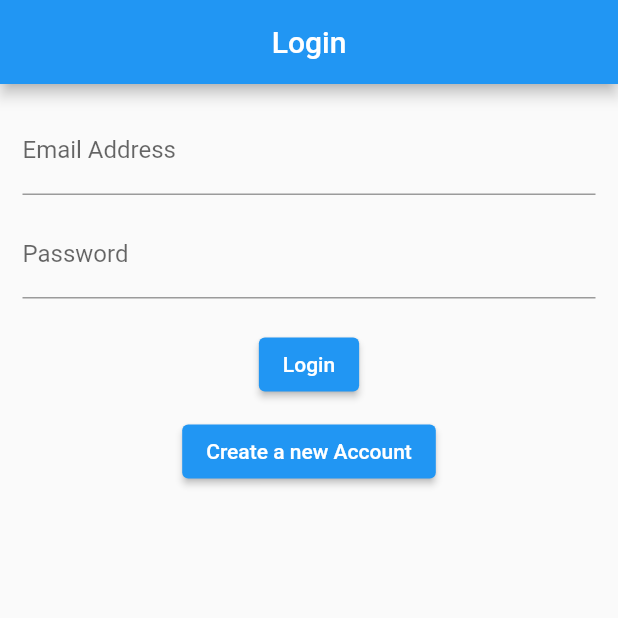
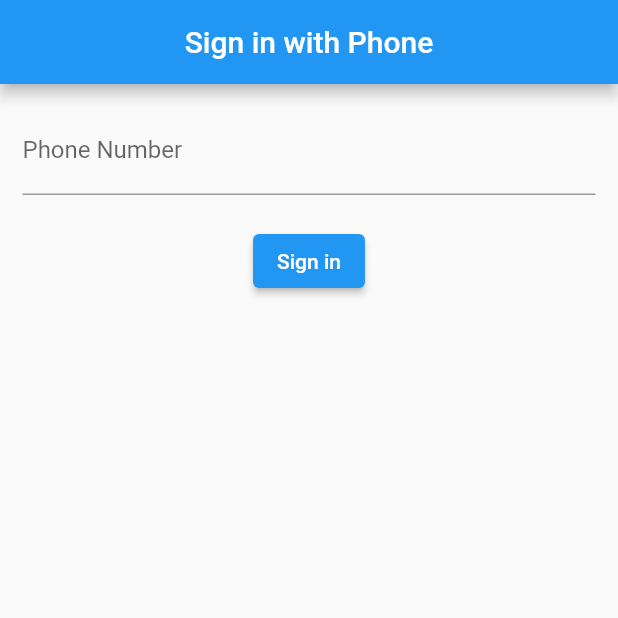
Before and after one commit to KABITATHUYAJU98/flutter_with_firebase, a Flutter app: the screen it shows after launch, on a phone screen of 412 x 824 dp, the top half of it. Run offline on Flutter 3.47's test engine with Material 2 defaults, Android fonts, the phone set to English and light mode, and no system bars; our stand-ins replace firebase_auth, firebase_core; accounts and stored records are empty.

Commit message:
'added_code_for_phone_auth'

```diff
--- a/lib/main.dart
+++ b/lib/main.dart
@@ -1,6 +1,7 @@
 import 'package:firebase_auth/firebase_auth.dart';
 import 'package:firebase_core/firebase_core.dart';
 import 'package:flutter_with_firebase/screens/email_auth/login_screen.dart';
+import 'package:flutter_with_firebase/screens/phone_auth/signin_with_phone.dart';
 import 'firebase_options.dart';
 import 'package:flutter/material.dart';
 import 'package:flutter_with_firebase/screens/home_screen.dart';
@@ -22,7 +23,8 @@ class MyApp extends StatelessWidget {
       debugShowCheckedModeBanner: false,
       home: (FirebaseAuth.instance.currentUser != null)
           ? HomeScreen()
-          : LoginScreen(), //if you are not logged in then login screen --- otherwise in home screen
+          // : LoginScreen(), //if you are not logged in then login screen --- otherwise in home screen
+          : SigninWithPhoneScreen(),
     );
   }
 }
--- /dev/null
+++ b/lib/screens/phone_auth/signin_with_phone.dart
@@ -0,0 +1,66 @@
+import 'dart:math';
+
+import 'package:firebase_auth/firebase_auth.dart';
+import 'package:flutter/cupertino.dart';
+import 'package:flutter/material.dart';
+import 'package:flutter_with_firebase/screens/phone_auth/verify_otp.dart';
+
+class SigninWithPhoneScreen extends StatefulWidget {
+  const SigninWithPhoneScreen({super.key});
+
+  @override
+  State<SigninWithPhoneScreen> createState() => _SigninWithPhoneState();
+}
+
+class _SigninWithPhoneState extends State<SigninWithPhoneScreen> {
+  TextEditingController phoneController = TextEditingController();
+
+  //func to send otp || take phone number and send code - after code send go to verify otp screen
+  void sendOTP() async {
+    String phone = "+977" + phoneController.text.trim();
+    await FirebaseAuth.instance.verifyPhoneNumber(
+        phoneNumber: phone,
+        codeSent: (verificationId, resendToken) {
+          Navigator.push(context,
+              CupertinoPageRoute(builder: (context) => VerifyOtpScreen(verificationId: verificationId,)));
+        },
+        verificationCompleted: (credential) {},
+        verificationFailed: (ex) {
+          // log(ex.code.toString());
+        },
+        codeAutoRetrievalTimeout: (verificationId) {},
+        timeout: Duration(seconds: 30));
+  }
+
+  @override
+  Widget build(BuildContext context) {
+    return Scaffold(
+      appBar: AppBar(
+        centerTitle: true,
+        title: Text("Sign in with Phone"),
+      ),
+      body: SafeArea(
+          child: ListView(
+        children: [
+          Padding(
+            padding: EdgeInsets.all(15),
+            child: Column(children: [
+              TextField(
+                controller: phoneController,
+                decoration: InputDecoration(labelText: "Phone Number"),
+              ),
+              SizedBox(
+                height: 20,
+              ),
+              ElevatedButton(
+                  onPressed: () {
+                    sendOTP();
+                  },
+                  child: Text('Sign in'))
+            ]),
+          )
+        ],
+      )),
+    );
+  }
+}
```
Also changed, not shown: lib/screens/phone_auth/verify_otp.dart (added, +73 -0 lines).
